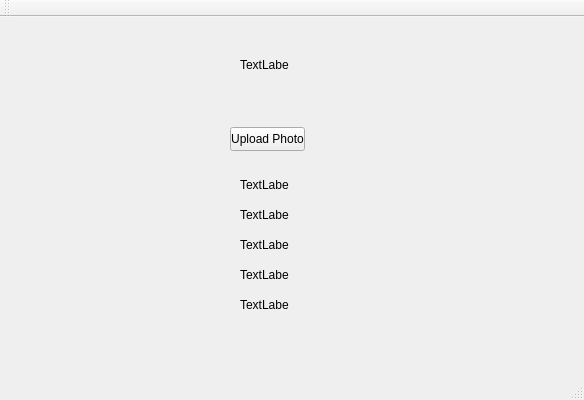
Old version of the form Gartic-Frontend/Gartic-Frontend/ProfileUserWindow.ui in the repository rusuuu/Professional-Googlers.
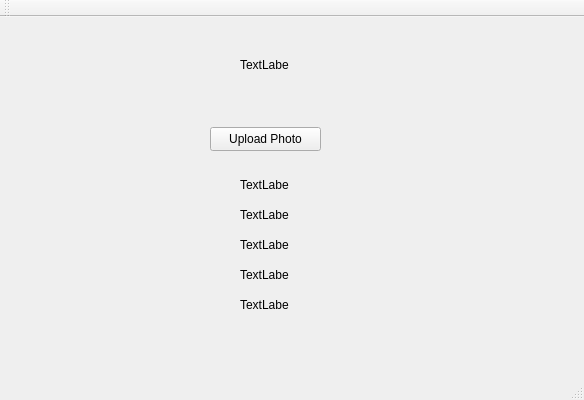
New version of the form.

Commit message: added the strings for statistics in ProfileUserWindow

Diff of the .ui file:
```diff
--- a/Gartic-Frontend/Gartic-Frontend/ProfileUserWindow.ui
+++ b/Gartic-Frontend/Gartic-Frontend/ProfileUserWindow.ui
@@ -95,9 +95,9 @@
    <widget class="QPushButton" name="UploadButton">
     <property name="geometry">
      <rect>
-      <x>230</x>
+      <x>210</x>
       <y>110</y>
-      <width>75</width>
+      <width>111</width>
       <height>24</height>
      </rect>
     </property>
```
The commit also changes 2 other files.
